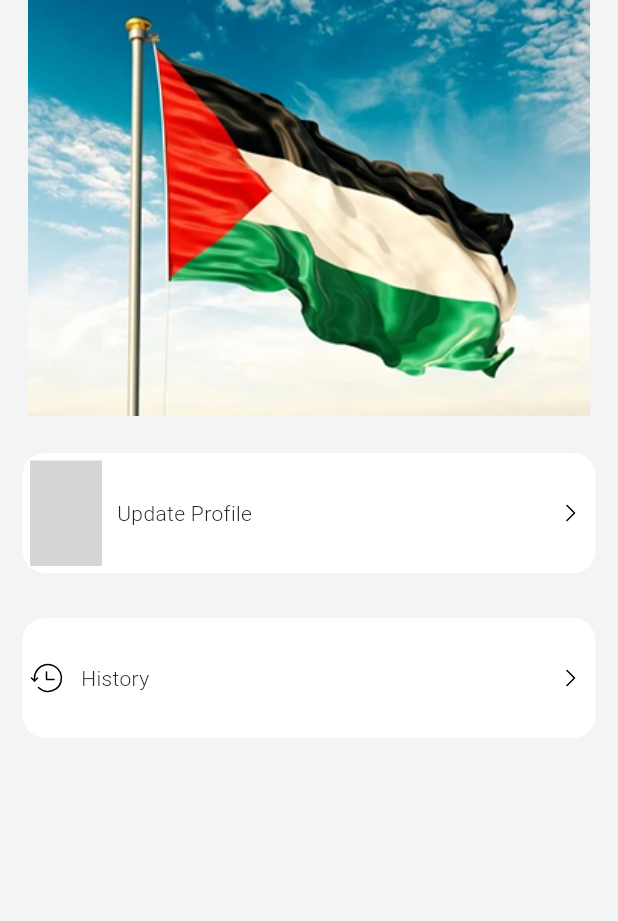
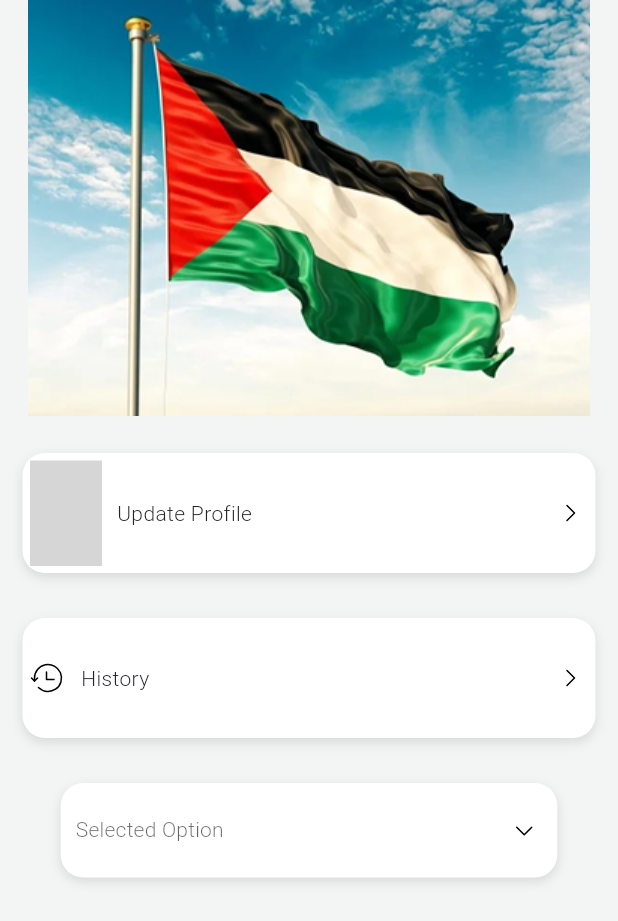
Before and after one commit to farghal21/nti_course_tasks, a Flutter app: the screen it shows after launch, on a phone screen of 412 x 824 dp. Shown: the top 921 px of the screen. Run offline on Flutter 3.47's test engine with Material 3 defaults, Android fonts, the phone set to English and light mode, and no system bars; our stand-ins replace flutter_svg; Roboto replaces fonts that are missing (assets/fonts/Lexend_Deca/LexendDeca-Black.ttf, assets/fonts/Lexend_Deca/LexendDeca-Regular.ttf); grey boxes are pictures that could not be loaded.

Commit message:
Profile task

```diff
--- a/lib/AppScreens/profile_task.dart
+++ b/lib/AppScreens/profile_task.dart
@@ -1,6 +1,7 @@
 import 'package:flutter/material.dart';
 import 'package:flutter_svg/svg.dart';
 import 'package:nti_course_tasks/Categories/profile_card.dart';
+import 'package:nti_course_tasks/StyleFolder/Colors/task_colors.dart';
 import 'package:nti_course_tasks/StyleFolder/Icons/taskIcons.dart';
 
 class ProfileTask extends StatelessWidget {
@@ -23,9 +24,81 @@ class ProfileTask extends StatelessWidget {
               title: "Update Profile",
               icon: SvgPicture.asset(AppIcons.profileperson)),
           ProfileCard(
-              title: "History", icon: SvgPicture.asset(AppIcons.history)),
+            title: "History",
+            icon: SvgPicture.asset(AppIcons.history),
+          ),
+          Container(
+            width: 331,
+            height: 63,
+            margin: EdgeInsets.all(15),
+            padding: EdgeInsets.all(10),
+            decoration: BoxDecoration(
+              color: Colors.white,
+              borderRadius: BorderRadius.all(Radius.circular(15)),
+              boxShadow: [
+                BoxShadow(
+                  color: Colors.grey.withOpacity(0.3),
+                  blurRadius: 5,
+                  offset: Offset(0, 3),
+                ),
+              ],
+            ),
+            child: DropdownButtonHideUnderline(
+              child: DropdownButton(
+                hint: Text(
+                  "Selected Option",
+                  style: TextStyle(
+                      fontWeight: FontWeight.w300,
+                      fontSize: 14,
+                      fontFamily:
+                          "assets/fonts/Lexend_Deca/LexendDeca-Black.ttf"),
+                ),
+                isExpanded: true,
+                icon: SvgPicture.asset(AppIcons.arrowDrop),
+                items: options.map((String options) {
+                  return DropdownMenuItem(
+                    value: options,
+                    child: Row(
+                      children: [
+                        SvgPicture.asset(AppIcons.palestineicon),
+                        SizedBox(width: 10),
+                        Column(
+                          crossAxisAlignment: CrossAxisAlignment.start,
+                          children: [
+                            Text(
+                              "Hello!",
+                              style: TextStyle(
+                                  color: Appcolors.dropdownTextColor,
+                                  fontSize: 12,
+                                  fontWeight: FontWeight.w300,
+                                  fontFamily:
+                                      "assets/fonts/Lexend_Deca/LexendDeca-Regular.ttf"),
+                            ),
+                            Text(
+                              options,
+                              style: TextStyle(
+                                  color: Appcolors.dropdownTextColor,
+                                  fontSize: 16,
+                                  fontWeight: FontWeight.w300,
+                                  fontFamily:
+                                      "assets/fonts/Lexend_Deca/LexendDeca-Regular.ttf"),
+                            ),
+                          ],
+                        ),
+                      ],
+                    ),
+                  );
+                }).toList(),
+                onChanged: (value) {
+                  print(value);
+                },
+              ),
+            ),
+          ),
         ],
       ),
     );
   }
 }
+
+List<String> options = ['Option 1', 'Option 2', 'Option 3', 'Option 4'];
--- a/lib/Categories/profile_card.dart
+++ b/lib/Categories/profile_card.dart
@@ -14,8 +14,16 @@ class ProfileCard extends StatelessWidget {
         margin: EdgeInsets.all(15),
         padding: EdgeInsets.all(5),
         decoration: BoxDecoration(
-            color: Colors.white,
-            borderRadius: BorderRadius.all(Radius.circular(15))),
+          color: Colors.white,
+          borderRadius: BorderRadius.all(Radius.circular(15)),
+          boxShadow: [
+            BoxShadow(
+              color: Colors.grey.withOpacity(0.3),
+              blurRadius: 5,
+              offset: Offset(0, 3),
+            ),
+          ],
+        ),
         child: Row(
           children: [
             icon,
--- a/lib/StyleFolder/Colors/task_colors.dart
+++ b/lib/StyleFolder/Colors/task_colors.dart
@@ -6,4 +6,5 @@ abstract class Appcolors {
   static const Color textFormTitleColor = Color(0xff6E6A7C);
   static const Color textFormButtonColor = Color(0xff149954);
   static const Color editTaskAppBarButtonColor = Color(0xffE4312B);
+  static const Color dropdownTextColor = Color(0xff24252C);
 }
--- a/lib/StyleFolder/Icons/taskIcons.dart
+++ b/lib/StyleFolder/Icons/taskIcons.dart
@@ -1,5 +1,6 @@
 abstract class AppIcons {
   static String arrowBack = "assets/icons/arrow_Back.svg";
+  static String arrowDrop = "assets/icons/Arrow_drop.svg";
   static String bag = "assets/icons/Bag.svg";
   static String home = "assets/icons/Home.svg";
   static String history = "assets/icons/History.svg";
@@ -9,4 +10,5 @@ abstract class AppIcons {
   static String profileArrow = "assets/icons/ProfileArrow.svg";
   static String calender = "assets/icons/calendar.svg";
   static String delete = "assets/icons/delete.svg";
+  static String palestineicon = "assets/icons/palestineicon.svg";
 }
```
Also changed, not shown: assets/icons/Arrow_drop.svg (added), assets/icons/palestineicon.svg (added).
